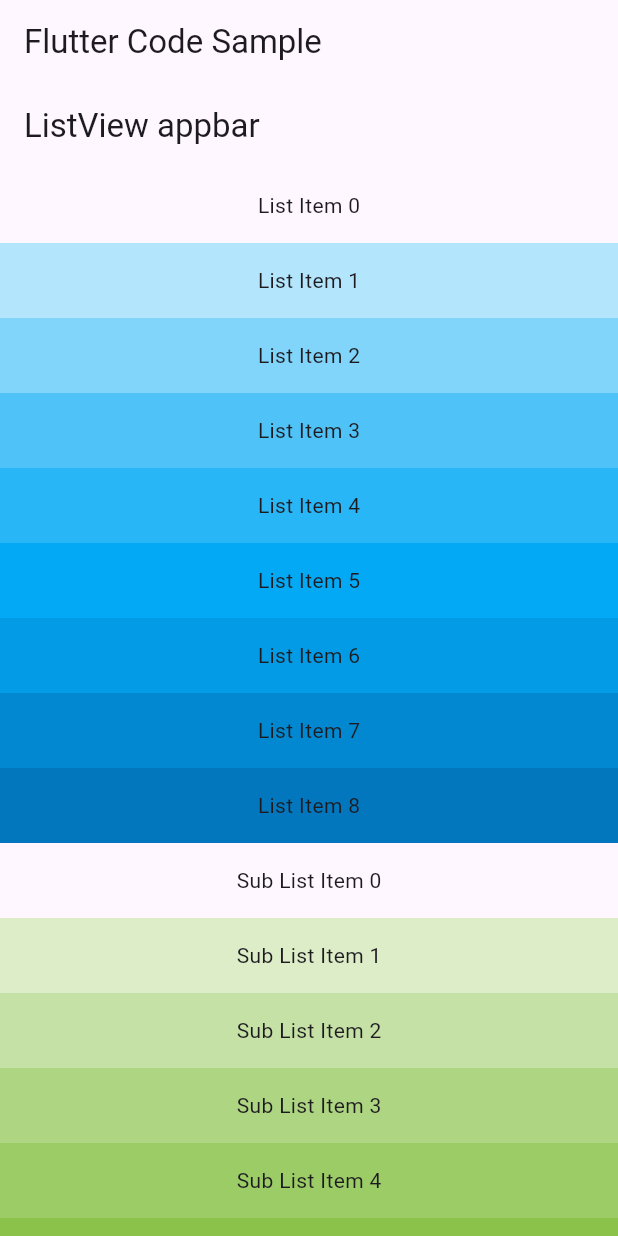
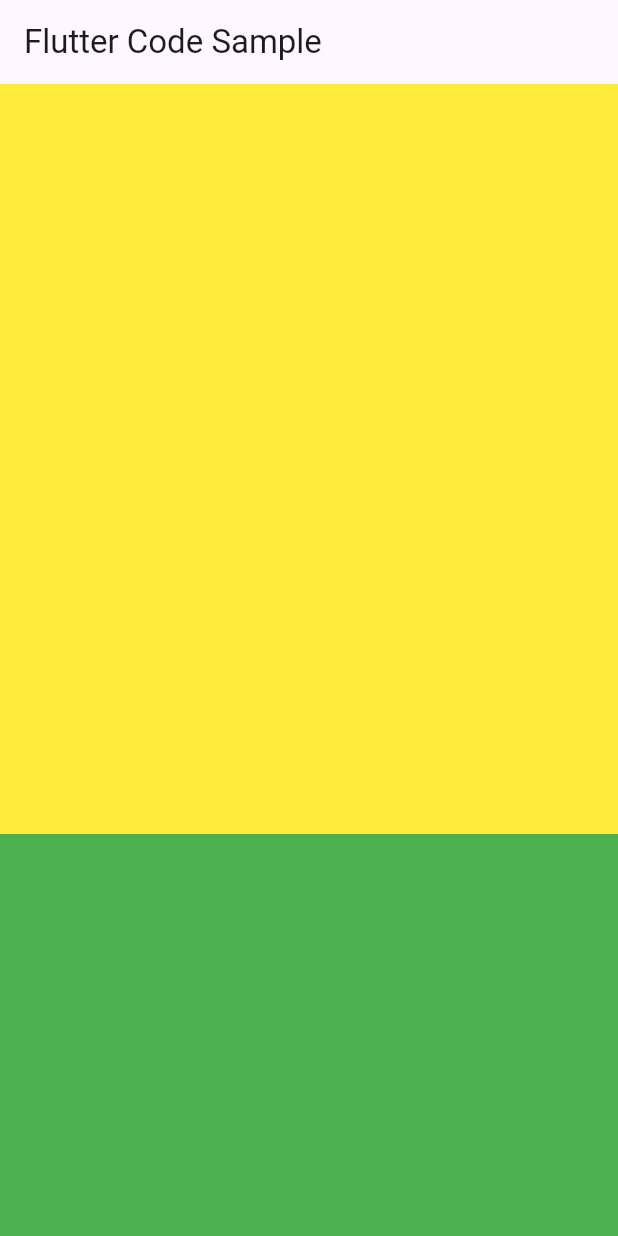
Before and after one commit to Latrevion/flutter_six_class, a Flutter app: the screen it shows after launch, on a phone screen of 412 x 824 dp. Run offline on Flutter 3.47's test engine with Material 3 defaults, Android fonts, the phone set to English and light mode, and no system bars.

Commit message:
3.5.8 SingleChildScrollView

```diff
--- a/lib/main.dart
+++ b/lib/main.dart
@@ -595,37 +595,52 @@ class MyApp extends StatelessWidget {
   // }
 
   //3.5.7 NestedScrollView
-  Widget getBody() {
-    return NestedScrollView(
-      headerSliverBuilder: (BuildContext context, bool innerBoxIsScrolled) {
-        return <Widget>[
-          SliverAppBar(
-            title: const Text("ListView appbar"),
-            pinned: true,
-            forceElevated: innerBoxIsScrolled,
-          ),
-          SliverFixedExtentList(
-              delegate:
-                  SliverChildBuilderDelegate((BuildContext context, int index) {
-                return Container(
-                  alignment: Alignment.center,
-                  color: Colors.lightBlue[100 * (index % 9)],
-                  child: Text('List Item $index'),
-                );
-              }, childCount: 9),
-              itemExtent: 50.0)
-        ];
-      },
-      body: ListView.builder(
-          itemCount: 20,
-          itemBuilder: (BuildContext context, int index) {
-            return Container(
-              height: 50,
-              alignment: Alignment.center,
-              color: Colors.lightGreen[100 * (index % 9)],
-              child: Text("Sub List Item $index"),
-            );
-          }),
-    );
-  }
+  // Widget getBody() {
+  //   return NestedScrollView(
+  //     headerSliverBuilder: (BuildContext context, bool innerBoxIsScrolled) {
+  //       return <Widget>[
+  //         SliverAppBar(
+  //           title: const Text("ListView appbar"),
+  //           pinned: true,
+  //           forceElevated: innerBoxIsScrolled,
+  //         ),
+  //         SliverFixedExtentList(
+  //             delegate:
+  //                 SliverChildBuilderDelegate((BuildContext context, int index) {
+  //               return Container(
+  //                 alignment: Alignment.center,
+  //                 color: Colors.lightBlue[100 * (index % 9)],
+  //                 child: Text('List Item $index'),
+  //               );
+  //             }, childCount: 9),
+  //             itemExtent: 50.0)
+  //       ];
+  //     },
+  //     body: ListView.builder(
+  //         itemCount: 20,
+  //         itemBuilder: (BuildContext context, int index) {
+  //           return Container(
+  //             height: 50,
+  //             alignment: Alignment.center,
+  //             color: Colors.lightGreen[100 * (index % 9)],
+  //             child: Text("Sub List Item $index"),
+  //           );
+  //         }),
+  //   );
+  // }
+  //
+
+//3.5.8 SingleChildScrollView
+Widget getBody(){
+  return SingleChildScrollView(
+    child: Column(
+      children: [
+        Container(color: Colors.yellow,height: 500,alignment: Alignment.center,),
+        Container(color: Colors.green,height: 500,alignment: Alignment.center,),
+
+      ],
+    ),
+  );
 }
+
+}
```
